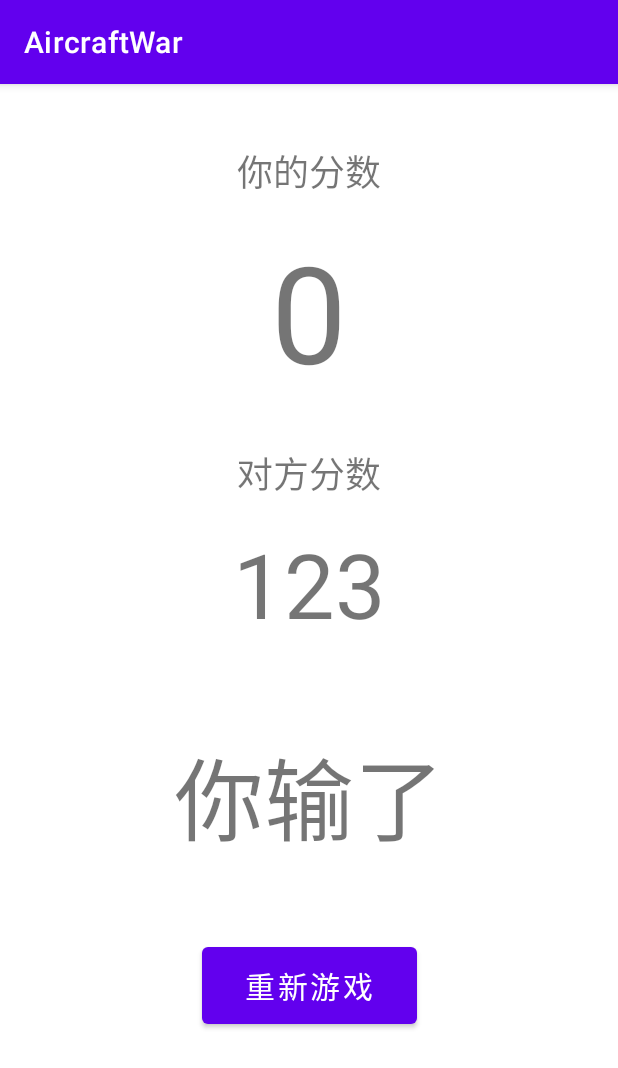
After one commit to HaHaRen6/AircraftWar-Android, an Android app: the MultiScoreActivity screen opened directly, with no data from a screen before it, on a phone screen of 412 x 824 dp. The commit adds this screen. Shown: the top 1068 px of the screen. Run offline under Robolectric (Android 15) with nearby library versions, the phone set to English and light mode, and no system bars.

Commit message:
联机模式UI完成

```diff
--- a/app/src/main/AndroidManifest.xml
+++ b/app/src/main/AndroidManifest.xml
@@ -22,6 +22,9 @@
             android:name="edu.hitsz.activity.RankingActivity"
             android:exported="false" />
         <activity
+            android:name="edu.hitsz.activity.MultiScoreActivity"
+            android:exported="false" />
+        <activity
             android:name="edu.hitsz.activity.MainActivity"
             android:exported="true">
             <intent-filter>
--- a/app/src/main/java/edu/hitsz/activity/GameActivity.java
+++ b/app/src/main/java/edu/hitsz/activity/GameActivity.java
@@ -71,9 +71,17 @@ public class GameActivity extends AppCompatActivity {
                     Thread.sleep(1000);
                 }
 
-                // 切换至输入姓名界面
-                Intent intent = new Intent(GameActivity.this, InputActivity.class);
-                startActivity(intent);
+
+                if (!BaseGame.multiPlayers) {
+                    // 单机模式后处理
+                    // 切换至输入姓名界面
+                    Intent intent = new Intent(GameActivity.this, InputActivity.class);
+                    startActivity(intent);
+                }
+                else {
+                    Intent intent = new Intent(GameActivity.this, MultiScoreActivity.class);
+                    startActivity(intent);
+                }
 
             } catch (InterruptedException e) {
                 throw new RuntimeException(e);
--- /dev/null
+++ b/app/src/main/java/edu/hitsz/activity/MultiScoreActivity.java
@@ -0,0 +1,64 @@
+package edu.hitsz.activity;
+
+import android.content.Intent;
+import android.os.Bundle;
+import android.widget.Button;
+import android.widget.TextView;
+
+import androidx.appcompat.app.AppCompatActivity;
+
+import edu.hitsz.R;
+import edu.hitsz.game.BaseGame;
+
+public class MultiScoreActivity extends AppCompatActivity {
+
+    private static final String TAG = "MultiScoreActivity";
+
+    public static int screenWidth;
+    public static int screenHeight;
+
+    private int opponentScore = 123;
+
+    @Override
+    protected void onCreate(Bundle savedInstanceState) {
+        super.onCreate(savedInstanceState);
+
+        // 布局初始化时加载布局文件
+        setContentView(R.layout.activity_multi_score);
+
+        Button newGame_btn = findViewById(R.id.newGameMulti_btn);
+        TextView textView_score = findViewById(R.id.textView_score);
+        TextView textView_score2 = findViewById(R.id.textView_score2);
+        TextView textView_whoWin = findViewById(R.id.textView_whoWin);
+
+
+        // 显示分数
+        textView_score.setText(String.valueOf(BaseGame.getScore()));
+        textView_score2.setText(String.valueOf(opponentScore));
+        String whoWin;
+
+        if (BaseGame.getScore() > opponentScore){
+            whoWin = "你赢了";
+        }
+        else if (BaseGame.getScore() < opponentScore){
+            whoWin = "你输了";
+        }
+        else {
+            whoWin = "平局";
+        }
+        textView_whoWin.setText(whoWin);
+
+        newGame_btn.setOnClickListener(view -> {
+            // 重新游戏
+            Intent intent = new Intent(MultiScoreActivity.this, MainActivity.class);
+            startActivity(intent);
+        });
+
+    }
+
+    @Override
+    public void onBackPressed() {
+        super.onBackPressed();
+    }
+
+}
--- a/app/src/main/java/edu/hitsz/activity/RankingActivity.java
+++ b/app/src/main/java/edu/hitsz/activity/RankingActivity.java
@@ -75,9 +75,11 @@ public class RankingActivity extends AppCompatActivity {
             }
         });
 
-        // 重新游戏
-        Intent intent = new Intent(RankingActivity.this, MainActivity.class);
-        newGame_btn.setOnClickListener(view -> startActivity(intent));
+        newGame_btn.setOnClickListener(view -> {
+            // 重新游戏
+            Intent intent = new Intent(RankingActivity.this, MainActivity.class);
+            startActivity(intent);
+        });
     }
 
     @Override
--- a/app/src/main/java/edu/hitsz/aircraft/HeroAircraft.java
+++ b/app/src/main/java/edu/hitsz/aircraft/HeroAircraft.java
@@ -68,7 +68,7 @@ public class HeroAircraft extends AbstractAircraft {
         }
         heroAircraft.isValid = true;
         heroAircraft.setHp(1000);
-        heroAircraft.setLocation(MainActivity.screenWidth / 2, MainActivity.screenHeight - ImageManager.HERO_IMAGE.getHeight());
+        heroAircraft.setLocation((double) MainActivity.screenWidth / 2, MainActivity.screenHeight - ImageManager.HERO_IMAGE.getHeight());
         return heroAircraft;
     }
 
--- a/app/src/main/java/edu/hitsz/game/BaseGame.java
+++ b/app/src/main/java/edu/hitsz/game/BaseGame.java
@@ -60,7 +60,7 @@ public abstract class BaseGame extends SurfaceView implements SurfaceHolder.Call
 
     public static final String TAG = "BaseGame";
     boolean mbLoop = false; // 控制绘画线程的标志位
-    private SurfaceHolder mSurfaceHolder;
+    private final SurfaceHolder mSurfaceHolder;
     private Canvas canvas;  // 绘图的画布
     private Paint mPaint;
     private Handler handler;
@@ -687,6 +687,10 @@ public abstract class BaseGame extends SurfaceView implements SurfaceHolder.Call
             bossMediaPlayer.release();
         }
 
+        /*
+          【Android 多线程消息传递 -- handler】
+          子线程操作UI对象是不安全的
+         */
         Message message = Message.obtain();
         message.what = 1;
         handler.sendMessage(message);
--- /dev/null
+++ b/app/src/main/res/layout/activity_multi_score.xml
@@ -0,0 +1,82 @@
+<?xml version="1.0" encoding="utf-8"?>
+<androidx.constraintlayout.widget.ConstraintLayout xmlns:android="http://schemas.android.com/apk/res/android"
+    xmlns:app="http://schemas.android.com/apk/res-auto"
+    xmlns:tools="http://schemas.android.com/tools"
+    android:layout_width="match_parent"
+    android:layout_height="match_parent"
+    android:background="@color/white"
+    android:orientation="vertical">
+
+    <TextView
+        android:id="@+id/textView_scoreText"
+        android:layout_width="0dp"
+        android:layout_height="wrap_content"
+        android:layout_marginTop="40dp"
+        android:gravity="center"
+        android:text="你的分数"
+        android:textSize="24sp"
+        app:layout_constraintEnd_toEndOf="parent"
+        app:layout_constraintStart_toStartOf="parent"
+        app:layout_constraintTop_toTopOf="parent" />
+
+    <TextView
+        android:id="@+id/textView_score2"
+        android:layout_width="0dp"
+        android:layout_height="wrap_content"
+        android:layout_marginTop="15dp"
+        android:gravity="center"
+        android:text="600"
+        android:textSize="60sp"
+        app:layout_constraintEnd_toEndOf="parent"
+        app:layout_constraintStart_toStartOf="parent"
+        app:layout_constraintTop_toBottomOf="@+id/textView_scoreText2" />
+
+    <TextView
+        android:id="@+id/textView_scoreText2"
+        android:layout_width="0dp"
+        android:layout_height="wrap_content"
+        android:layout_marginTop="30dp"
+        android:gravity="center"
+        android:text="对方分数"
+        android:textSize="24sp"
+        app:layout_constraintEnd_toEndOf="parent"
+        app:layout_constraintStart_toStartOf="parent"
+        app:layout_constraintTop_toBottomOf="@+id/textView_score" />
+
+    <TextView
+        android:id="@+id/textView_score"
+        android:layout_width="0dp"
+        android:layout_height="wrap_content"
+        android:layout_marginTop="15dp"
+        android:gravity="center"
+        android:text="600"
+        android:textSize="90sp"
+        app:layout_constraintEnd_toEndOf="parent"
+        app:layout_constraintStart_toStartOf="parent"
+        app:layout_constraintTop_toBottomOf="@+id/textView_scoreText" />
+
+    <TextView
+        android:id="@+id/textView_whoWin"
+        android:layout_width="0dp"
+        android:layout_height="wrap_content"
+        android:layout_marginTop="430dp"
+        android:gravity="center"
+        android:text="你赢了"
+        android:textSize="60sp"
+        app:layout_constraintEnd_toEndOf="parent"
+        app:layout_constraintHorizontal_bias="0.0"
+        app:layout_constraintStart_toStartOf="parent"
+        app:layout_constraintTop_toTopOf="parent" />
+
+    <Button
+        android:id="@+id/newGameMulti_btn"
+        android:layout_width="143dp"
+        android:layout_height="63dp"
+        android:layout_marginTop="50dp"
+        android:text="重新游戏"
+        android:textSize="20sp"
+        app:layout_constraintEnd_toEndOf="parent"
+        app:layout_constraintStart_toStartOf="parent"
+        app:layout_constraintTop_toBottomOf="@+id/textView_whoWin" />
+
+</androidx.constraintlayout.widget.ConstraintLayout>
```
Also changed, not shown: app/src/main/java/edu/hitsz/MultiPlayers/jsonTrans.java (added, +81 -0 lines).
